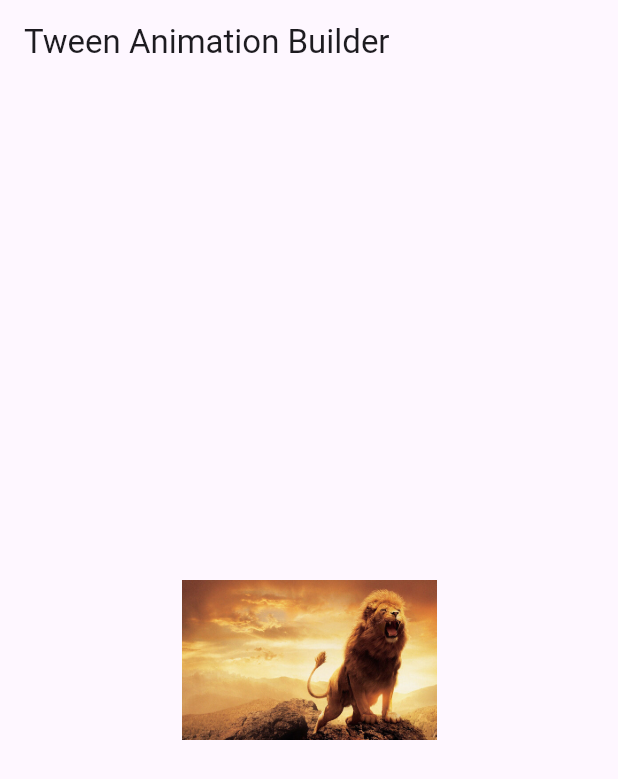
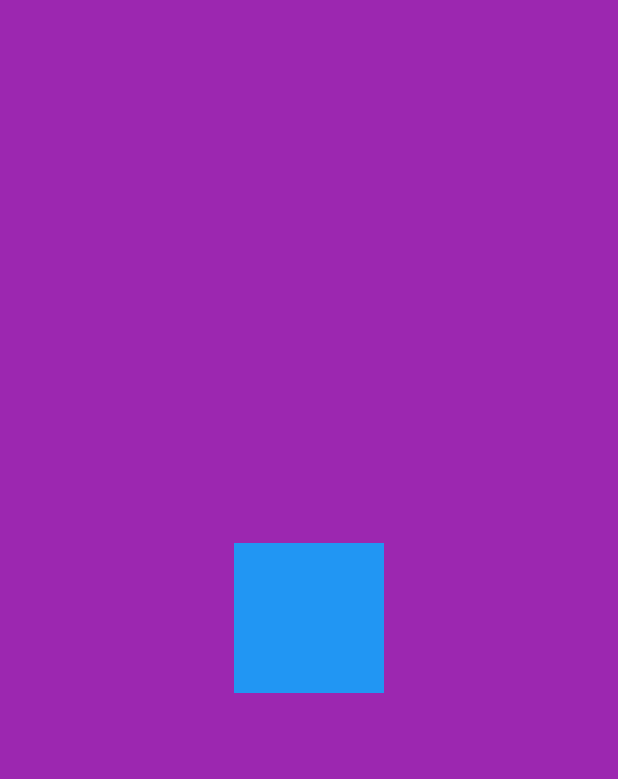
Before and after one commit to ayushkrrana/TweenAnimation, a Flutter app: the screen it shows after launch, on a phone screen of 412 x 824 dp. Shown: the top 779 px of the screen. Run offline on Flutter 3.47's test engine with Material 3 defaults, Android fonts, the phone set to English and light mode, and no system bars.

Commit message:
Animated container done

```diff
--- /dev/null
+++ b/lib/animatedcontainer.dart
@@ -0,0 +1,43 @@
+import 'package:flutter/material.dart';
+
+class AnimatedcontainerExample extends StatefulWidget {
+  const AnimatedcontainerExample({super.key});
+
+  @override
+  State<AnimatedcontainerExample> createState() => _AnimatedcontainerExampleState();
+}
+
+class _AnimatedcontainerExampleState extends State<AnimatedcontainerExample> {
+  double heightbox=100;
+  double widthbox=100;
+  var BoxColor= Colors.blue;
+
+  void _expandBox(){
+    setState(() {
+      heightbox=300;
+      widthbox=100;
+    });
+  }
+  void _changedboxcolor(){
+    setState(() {
+      BoxColor=Colors.pink;
+    });
+  }
+  @override
+  Widget build(BuildContext context) {
+    return GestureDetector(
+      onTap: _changedboxcolor,
+      child: Scaffold(
+        backgroundColor: Colors.purple,
+        body: Center(
+          child: AnimatedContainer(
+            duration: Duration(seconds: 2),
+            height: heightbox,
+            width: widthbox,
+            color: BoxColor
+          ),
+        ),
+      ),
+    );
+  }
+}
--- a/lib/main.dart
+++ b/lib/main.dart
@@ -1,5 +1,6 @@
 import 'package:flutter/material.dart';
 import 'package:tweenanimation/TweenAnimationBuilder.dart';
+import 'package:tweenanimation/animatedcontainer.dart';
 import 'package:tweenanimation/newscreen.dart';
 
 void main() {
@@ -13,7 +14,7 @@ class TweenAnimation extends StatelessWidget {
   Widget build(BuildContext context) {
     return const MaterialApp(
       debugShowCheckedModeBanner: false,
-      home: TweenAnimationExample(),
+      home: AnimatedcontainerExample(),
     );
   }
 }
```
